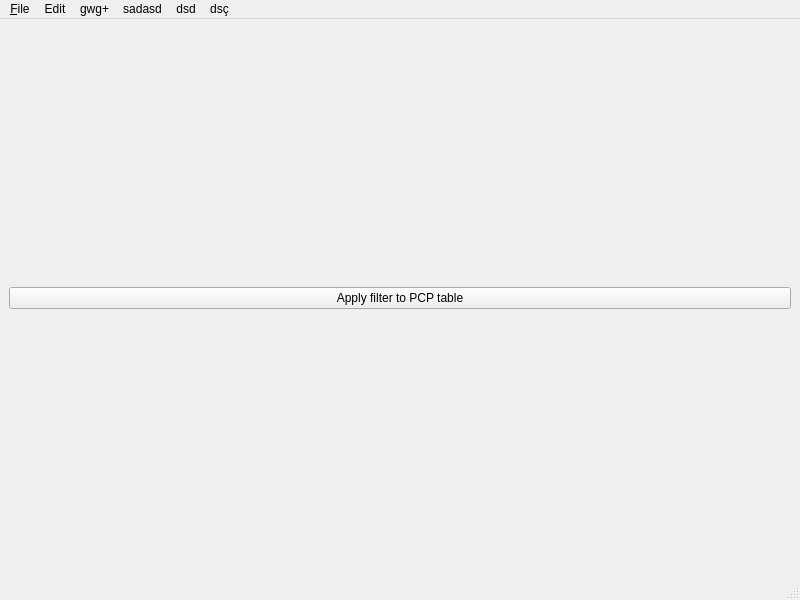
Old version of the form src/main_window.ui in the repository jorialand/sonet_tfm_horia.
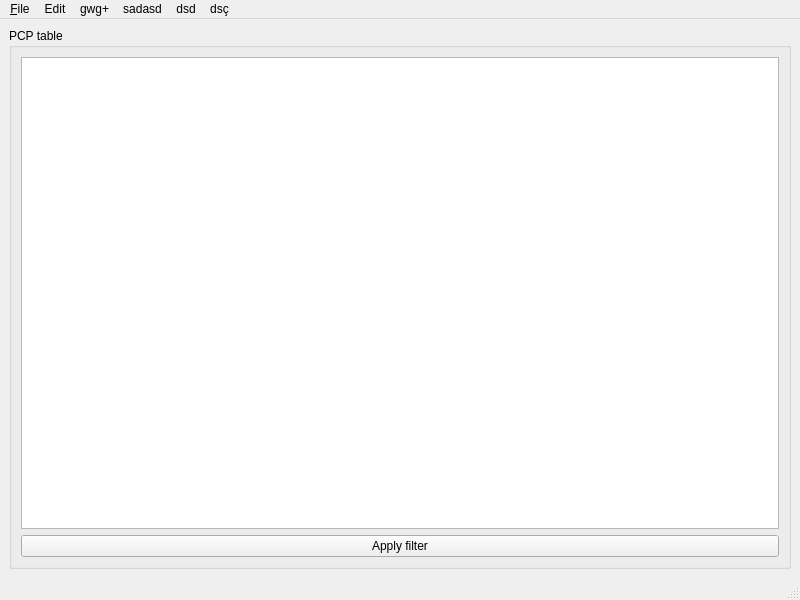
New version of the form.

Commit message: pandasModel class implemented to display a pandas dataframe in Qt through QAbstratTableModel

Patch:
```diff
--- a/src/main_window.ui
+++ b/src/main_window.ui
@@ -19,10 +19,32 @@
   <widget class="QWidget" name="centralwidget">
    <layout class="QVBoxLayout" name="verticalLayout">
     <item>
-     <widget class="QPushButton" name="sonet_pcp_filter_pb_qt">
-      <property name="text">
-       <string>Apply filter to PCP table</string>
+     <widget class="QGroupBox" name="groupBox">
+      <property name="title">
+       <string>PCP table</string>
       </property>
+      <layout class="QVBoxLayout" name="verticalLayout_2">
+       <item>
+        <widget class="QTableView" name="pcp_table">
+         <property name="frameShadow">
+          <enum>QFrame::Sunken</enum>
+         </property>
+         <property name="lineWidth">
+          <number>1</number>
+         </property>
+         <property name="midLineWidth">
+          <number>1</number>
+         </property>
+        </widget>
+       </item>
+       <item>
+        <widget class="QPushButton" name="sonet_pcp_filter_pb_qt">
+         <property name="text">
+          <string>Apply filter</string>
+         </property>
+        </widget>
+       </item>
+      </layout>
      </widget>
     </item>
    </layout>
```
The commit also changes 5 other files.
